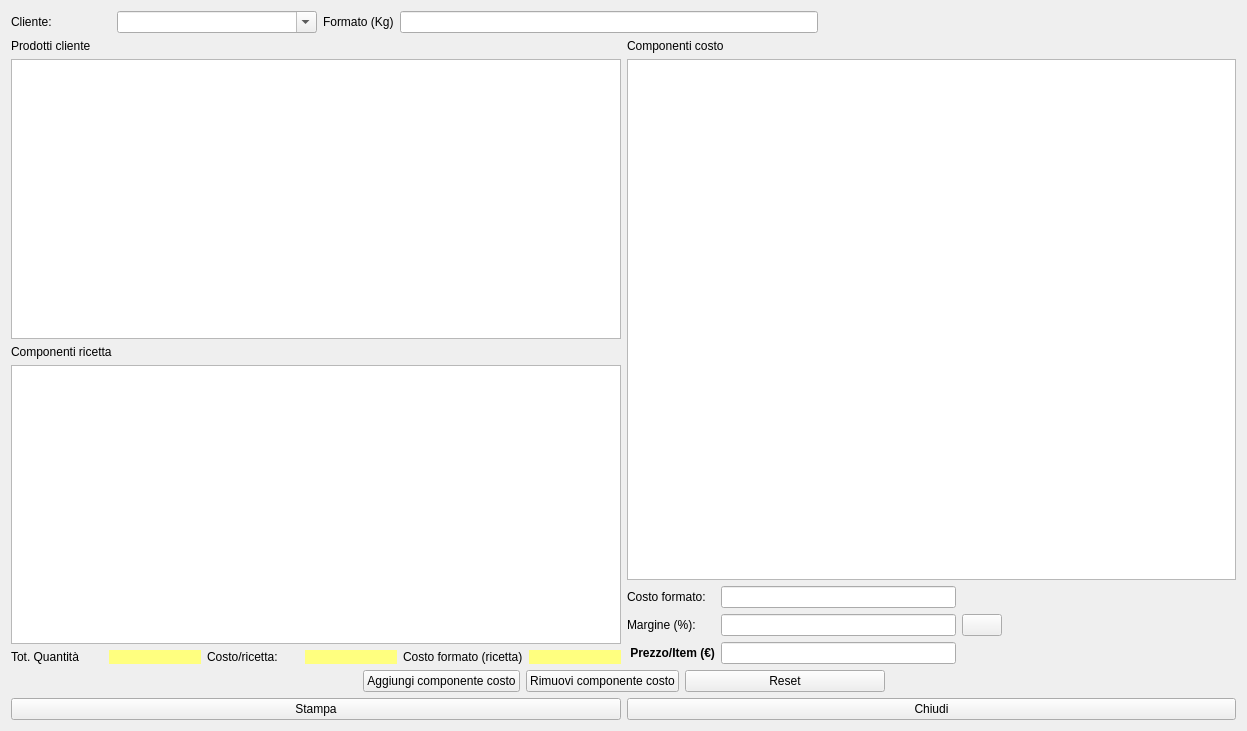
This is hcosti.ui in fblabs/hamlet-mod-sancon as Qt 5 draws it before an edit. The edited form follows.
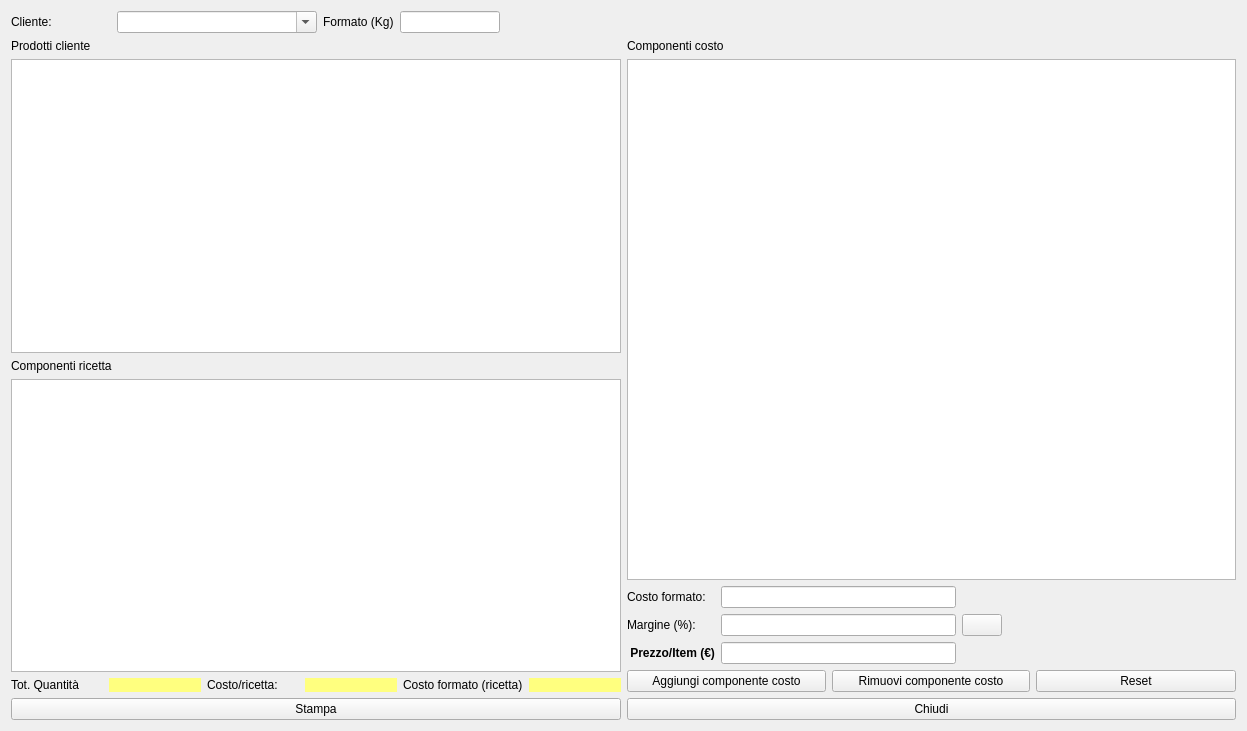
This is the edited form. Icons and pictures are not drawn.

```diff
--- a/hcosti.ui
+++ b/hcosti.ui
@@ -66,9 +66,18 @@
        </item>
        <item row="0" column="1">
         <widget class="QLineEdit" name="leFormato">
+         <property name="maximumSize">
+          <size>
+           <width>100</width>
+           <height>16777215</height>
+          </size>
+         </property>
          <property name="text">
           <string/>
          </property>
+         <property name="clearButtonEnabled">
+          <bool>true</bool>
+         </property>
         </widget>
        </item>
        <item row="0" column="2">
@@ -332,27 +341,8 @@
            </item>
           </layout>
          </item>
-        </layout>
-       </item>
-      </layout>
-     </item>
-    </layout>
-   </item>
    <item>
     <layout class="QHBoxLayout" name="horizontalLayout">
-     <item>
-      <spacer name="horizontalSpacer_6">
-       <property name="orientation">
-        <enum>Qt::Horizontal</enum>
-       </property>
-       <property name="sizeHint" stdset="0">
-        <size>
-         <width>40</width>
-         <height>20</height>
-        </size>
-       </property>
-      </spacer>
-     </item>
      <item>
       <widget class="QPushButton" name="pbAggiungi_componente_costo">
        <property name="maximumSize">
@@ -431,18 +421,11 @@
        </property>
       </widget>
      </item>
-     <item>
-      <spacer name="horizontalSpacer_7">
-       <property name="orientation">
-        <enum>Qt::Horizontal</enum>
-       </property>
-       <property name="sizeHint" stdset="0">
-        <size>
-         <width>40</width>
-         <height>20</height>
-        </size>
-       </property>
-      </spacer>
+          </layout>
+         </item>
+        </layout>
+       </item>
+      </layout>
      </item>
     </layout>
    </item>
```
Lines whose indentation alone changed are shown as unchanged.
